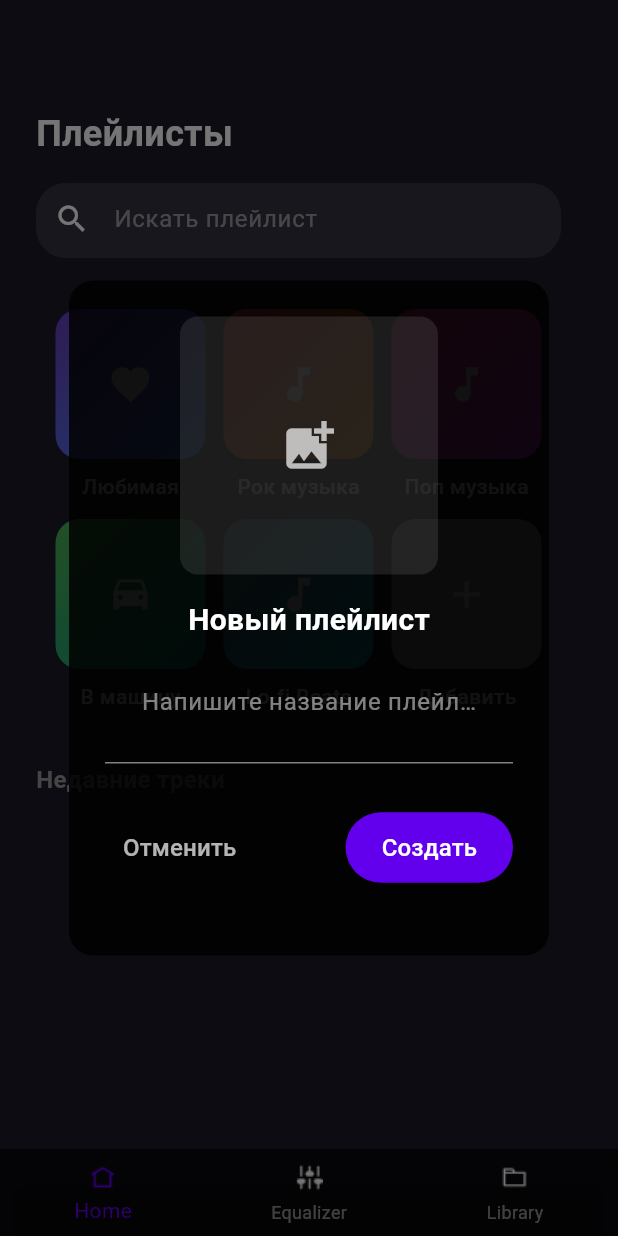
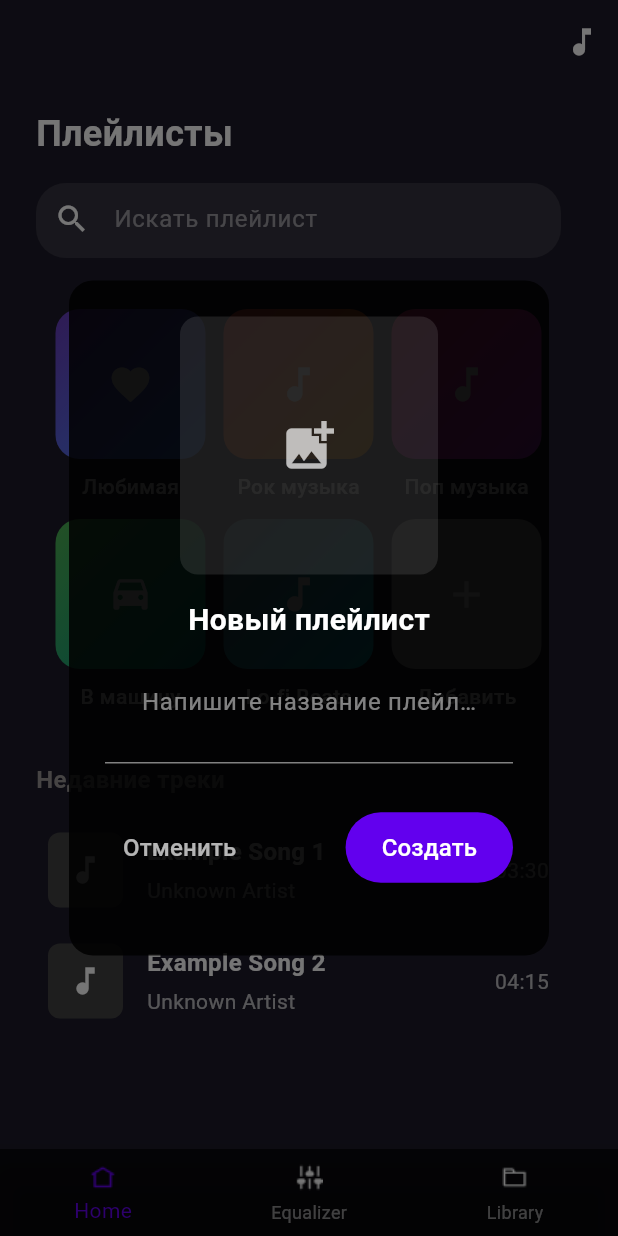
Before and after one commit to Inconsp1cuous/bassify, a Flutter app: the screen it shows after launch, after a tap on the "add" icon, on a phone screen of 412 x 824 dp. Run offline on Flutter 3.47's test engine with Material 3 defaults, Android fonts, the phone set to English and light mode, and no system bars; our stand-ins replace audioplayers; missing offline and left inert: file_selector, file_selector_aurora; Roboto replaces fonts that are missing (OpenSans).

```diff
--- a/lib/screens/home_screen.dart
+++ b/lib/screens/home_screen.dart
@@ -63,57 +63,27 @@ class _HomeScreenState extends State<HomeScreen> {
   @override
   void initState() {
     super.initState();
-    _loadMp3Files();
+    _loadStaticTracks(); // Загружаем статичные треки вместо парсинга
   }
 
-  Future<void> _loadMp3Files() async {
-    try {
-      // Загружаем AssetManifest.json
-      final manifestContent = await rootBundle.loadString('AssetManifest.json');
-      final Map<String, dynamic> manifestMap = json.decode(manifestContent);
-
-      // Фильтруем только MP3-файлы в assets/images/
-      final List<String> mp3Files = manifestMap.keys
-          .where((String key) =>
-              key.startsWith('assets/images/') && key.endsWith('.mp3'))
-          .toList();
-
-      // Загружаем длительность для каждого MP3-файла
-      List<Map<String, String>> tracks = [];
-      for (var file in mp3Files) {
-        final duration = await _getAudioDuration(file);
-        String fileName = file.split('/').last;
-        tracks.add({
-          'title': fileName.replaceAll('.mp3', ''),
+  // Загрузка статичных треков
+  void _loadStaticTracks() {
+    setState(() {
+      recentTracks = [
+        {
+          'title': 'Example Song 1',
           'artist': 'Unknown Artist',
-          'duration': _formatDuration(duration), // Форматируем длительность
-          'path': file,
-        });
-      }
-
-      setState(() {
-        recentTracks = tracks;
-      });
-    } catch (e) {
-      print('Ошибка загрузки MP3-файлов: $e');
-    }
-  }
-
-  // Метод для получения длительности аудио
-  Future<Duration> _getAudioDuration(String filePath) async {
-    final player = AudioPlayer();
-    await player.setSourceDeviceFile(filePath);
-    final duration = await player.getDuration() ?? Duration.zero;
-    await player.dispose(); // Освобождаем ресурсы
-    return duration;
-  }
-
-  // Форматирование Duration в строку (минуты:секунды)
-  String _formatDuration(Duration duration) {
-    String twoDigits(int n) => n.toString().padLeft(2, '0');
-    final minutes = twoDigits(duration.inMinutes.remainder(60));
-    final seconds = twoDigits(duration.inSeconds.remainder(60));
-    return '$minutes:$seconds';
+          'duration': '03:30',
+          'path': 'assets/images/example_song_1.mp3',
+        },
+        {
+          'title': 'Example Song 2',
+          'artist': 'Unknown Artist',
+          'duration': '04:15',
+          'path': 'assets/images/example_song_2.mp3',
+        },
+      ];
+    });
   }
 
   void _onItemTapped(int index) {
@@ -155,6 +125,25 @@ class _HomeScreenState extends State<HomeScreen> {
                 appBar: AppBar(
                   backgroundColor: const Color(0xFF1D1B29),
                   elevation: 0,
+                  actions: [
+                    // Статичная иконка в AppBar
+                    IconButton(
+                      icon: const Icon(Icons.music_note, color: Colors.white),
+                      onPressed: () {
+                        Navigator.push(
+                          context,
+                          MaterialPageRoute(
+                            builder: (context) => SongPage(
+                              songTitle: 'Static Song',
+                              artist: 'Static Artist',
+                              imageUrl: 'assets/images/default_song_image.png',
+                              duration: const Duration(minutes: 3, seconds: 30),
+                            ),
+                          ),
+                        );
+                      },
+                    ),
+                  ],
                 ),
                 body: SingleChildScrollView(
                   padding:
@@ -265,7 +254,7 @@ class _HomeScreenState extends State<HomeScreen> {
                             return RecentTrackItem(
                               title: track['title']!,
                               artist: track['artist']!,
-                              duration: track['duration']!, // Используем реальную длительность
+                              duration: track['duration']!,
                               onPressed: () {
                                 Navigator.push(
                                   context,
@@ -282,6 +271,30 @@ class _HomeScreenState extends State<HomeScreen> {
                               },
                             );
                           },
+                        ),
+                      ),
+                      // Статичная иконка в теле страницы
+                      const SizedBox(height: 24),
+                      Center(
+                        child: GestureDetector(
+                          onTap: () {
+                            Navigator.push(
+                              context,
+                              MaterialPageRoute(
+                                builder: (context) => SongPage(
+                                  songTitle: 'Static Song',
+                                  artist: 'Static Artist',
+                                  imageUrl: 'assets/images/default_song_image.png',
+                                  duration: const Duration(minutes: 3, seconds: 30),
+                                ),
+                              ),
+                            );
+                          },
+                          child: const Icon(
+                            Icons.music_note,
+                            size: 50,
+                            color: Colors.white,
+                          ),
                         ),
                       ),
                     ],
```
Also changed, not shown: lib/screens/song_screen.dart (+40 -38 lines), pubspec.yaml (+13 -0 lines), pubspec.lock, 1 other file.
